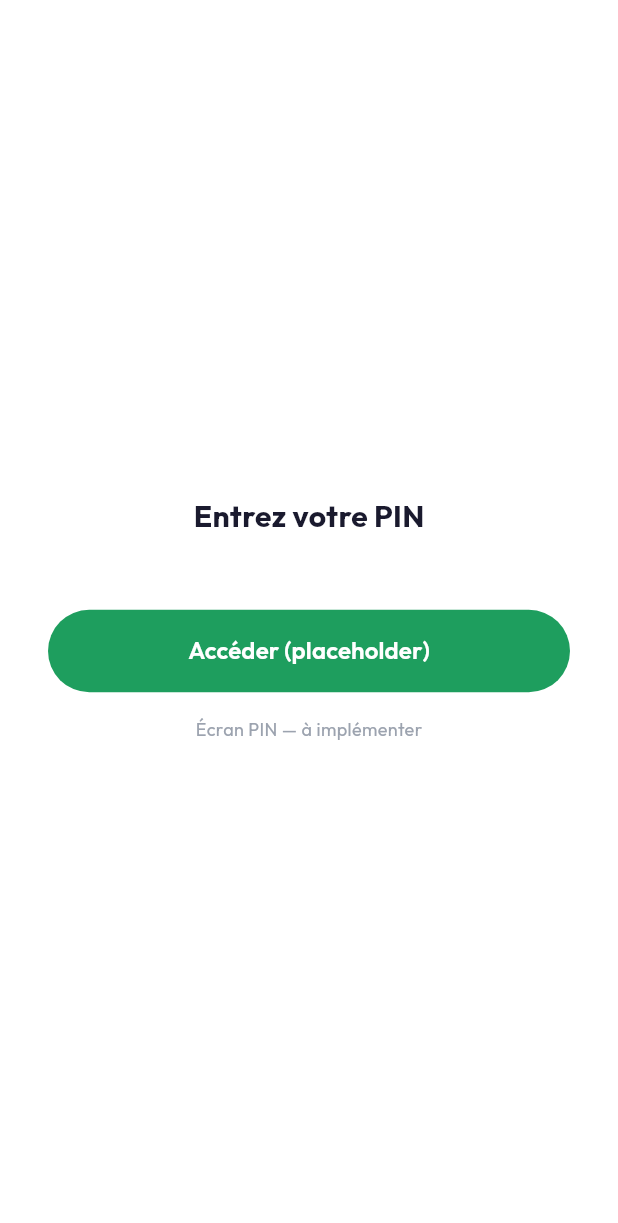
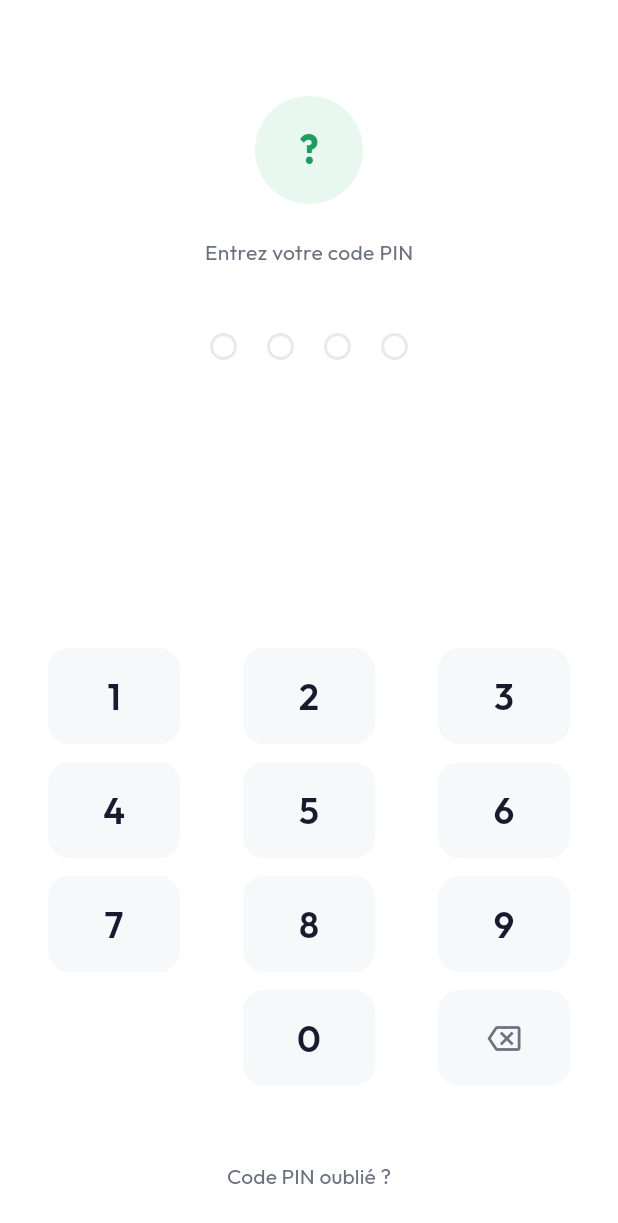
Before and after one commit to Samiiii5/e-signal-v2, a Flutter app: the PinScreen screen opened by its route, on a phone screen of 412 x 824 dp. Shown: the top 1223 px of the screen. Run offline on Flutter 3.47's test engine with Material 3 defaults, Android fonts, the phone set to English and light mode, and no system bars; our stand-ins replace go_router, google_fonts, shared_preferences; accounts and stored records are empty.

Commit message:
Add PIN lockscreen, setup flow, PinStorage with djb2 hash, PinDots and PinKeypad widgets

```diff
--- a/lib/features/auth/pin/pin_screen.dart
+++ b/lib/features/auth/pin/pin_screen.dart
@@ -1,29 +1,160 @@
 import 'package:flutter/material.dart';
 import 'package:go_router/go_router.dart';
+import '../../../core/constants/app_colors.dart';
 import '../../../core/theme/app_text_styles.dart';
-import '../../../core/constants/app_colors.dart';
+import 'pin_storage.dart';
+import 'widgets/pin_dots.dart';
+import 'widgets/pin_keypad.dart';
 
-class PinScreen extends StatelessWidget {
+class PinScreen extends StatefulWidget {
   const PinScreen({super.key});
+
+  @override
+  State<PinScreen> createState() => _PinScreenState();
+}
+
+class _PinScreenState extends State<PinScreen> with SingleTickerProviderStateMixin {
+  String _input = '';
+  String _initials = '?';
+  String _displayName = '';
+  bool _error = false;
+  late AnimationController _shakeController;
+  late Animation<double> _shakeAnimation;
+
+  @override
+  void initState() {
+    super.initState();
+    _loadUser();
+    _shakeController = AnimationController(
+      vsync: this,
+      duration: const Duration(milliseconds: 400),
+    );
+    _shakeAnimation = Tween<double>(begin: 0, end: 1).animate(
+      CurvedAnimation(parent: _shakeController, curve: Curves.elasticIn),
+    );
+  }
+
+  Future<void> _loadUser() async {
+    final name = await PinStorage.getDisplayName();
+    final initials = await PinStorage.getInitials();
+    if (mounted) {
+      setState(() {
+        _displayName = name ?? '';
+        _initials = initials;
+      });
+    }
+  }
+
+  Future<void> _onKey(String digit) async {
+    if (_input.length >= 4) return;
+    setState(() {
+      _input += digit;
+      _error = false;
+    });
+    if (_input.length == 4) await _verify();
+  }
+
+  void _onDelete() {
+    if (_input.isEmpty) return;
+    setState(() => _input = _input.substring(0, _input.length - 1));
+  }
+
+  Future<void> _verify() async {
+    final ok = await PinStorage.checkPin(_input);
+    if (!mounted) return;
+    if (ok) {
+      context.go('/inbox');
+    } else {
+      _shakeController.forward(from: 0);
+      setState(() {
+        _error = true;
+        _input = '';
+      });
+    }
+  }
+
+  Future<void> _onForgotPin() async {
+    await PinStorage.clearPin();
+    if (!mounted) return;
+    context.go('/pin/setup');
+  }
+
+  @override
+  void dispose() {
+    _shakeController.dispose();
+    super.dispose();
+  }
 
   @override
   Widget build(BuildContext context) {
     return Scaffold(
+      backgroundColor: AppColors.white,
       body: SafeArea(
         child: Padding(
-          padding: const EdgeInsets.all(32),
+          padding: const EdgeInsets.symmetric(horizontal: 32),
           child: Column(
-            mainAxisAlignment: MainAxisAlignment.center,
             children: [
-              Text('Entrez votre PIN', style: AppTextStyles.h2),
-              const SizedBox(height: 48),
-              // Placeholder — sera remplacé par le vrai clavier PIN
-              ElevatedButton(
-                onPressed: () => context.go('/inbox'),
-                child: Text('Accéder (placeholder)', style: AppTextStyles.buttonPrimary),
+              const SizedBox(height: 64),
+
+              // Avatar initiales
+              _Avatar(initials: _initials),
+              const SizedBox(height: 16),
+
+              // Prénom
+              if (_displayName.isNotEmpty)
+                Text(_displayName, style: AppTextStyles.h2),
+              const SizedBox(height: 6),
+              Text(
+                'Entrez votre code PIN',
+                style: AppTextStyles.bodySecondary,
               ),
+
+              const SizedBox(height: 44),
+
+              // 4 dots avec shake si erreur
+              AnimatedBuilder(
+                animation: _shakeAnimation,
+                builder: (_, child) {
+                  final offset = _error
+                      ? 10 * (0.5 - (_shakeAnimation.value % 0.5)).abs()
+                      : 0.0;
+                  return Transform.translate(
+                    offset: Offset(offset * (_shakeAnimation.value > 0.5 ? 1 : -1), 0),
+                    child: child,
+                  );
+                },
+                child: PinDots(filled: _input.length, hasError: _error),
+              ),
+
+              if (_error) ...[
+                const SizedBox(height: 10),
+                Text(
+                  'Code incorrect, réessayez.',
+                  style: AppTextStyles.small.copyWith(color: Colors.redAccent),
+                ),
+              ],
+
+              const Spacer(),
+
+              // Pavé numérique
+              PinKeypad(onKey: _onKey, onDelete: _onDelete),
+
+              const SizedBox(height: 24),
+
+              // Code PIN oublié
+              TextButton(
+                onPressed: _onForgotPin,
+                style: TextButton.styleFrom(
+                  foregroundColor: AppColors.textSecondary,
+                  backgroundColor: Colors.transparent,
+                ),
+                child: Text(
+                  'Code PIN oublié ?',
+                  style: AppTextStyles.body.copyWith(color: AppColors.textSecondary),
+                ),
+              ),
+
               const SizedBox(height: 16),
-              Text('Écran PIN — à implémenter', style: AppTextStyles.small.copyWith(color: AppColors.textHint)),
             ],
           ),
         ),
@@ -31,3 +162,33 @@ class PinScreen extends StatelessWidget {
     );
   }
 }
+
+// ─── Avatar ───────────────────────────────────────────────────────────────────
+
+class _Avatar extends StatelessWidget {
+  final String initials;
+  const _Avatar({required this.initials});
+
+  @override
+  Widget build(BuildContext context) {
+    return Container(
+      width: 72,
+      height: 72,
+      decoration: const BoxDecoration(
+        color: AppColors.greenLight,
+        shape: BoxShape.circle,
+      ),
+      child: Center(
+        child: Text(
+          initials,
+          style: const TextStyle(
+            fontSize: 26,
+            fontWeight: FontWeight.w700,
+            color: AppColors.green,
+            letterSpacing: 0.5,
+          ),
+        ),
+      ),
+    );
+  }
+}
--- /dev/null
+++ b/lib/features/auth/pin/pin_storage.dart
@@ -0,0 +1,71 @@
+import 'package:shared_preferences/shared_preferences.dart';
+
+/// Clés SharedPreferences utilisées par le module PIN
+const _kPinHash = 'pin_hash';
+const _kUserName = 'user_display_name';
+const _kUserInitials = 'user_initials';
+
+abstract class PinStorage {
+  /// Sauvegarde le nom affiché et les initiales de l'utilisateur connecté.
+  static Future<void> saveUser(String displayName) async {
+    final prefs = await SharedPreferences.getInstance();
+    await prefs.setString(_kUserName, displayName);
+    await prefs.setString(_kUserInitials, _initials(displayName));
+  }
+
+  /// Retourne le nom affiché, ou null si non connecté.
+  static Future<String?> getDisplayName() async {
+    final prefs = await SharedPreferences.getInstance();
+    return prefs.getString(_kUserName);
+  }
+
+  /// Retourne les initiales, ou '?' si non disponibles.
+  static Future<String> getInitials() async {
+    final prefs = await SharedPreferences.getInstance();
+    return prefs.getString(_kUserInitials) ?? '?';
+  }
+
+  /// Retourne true si un PIN a déjà été défini.
+  static Future<bool> hasPinSet() async {
+    final prefs = await SharedPreferences.getInstance();
+    return prefs.containsKey(_kPinHash);
+  }
+
+  /// Stocke le hash du PIN.
+  static Future<void> savePin(String pin) async {
+    final prefs = await SharedPreferences.getInstance();
+    await prefs.setString(_kPinHash, _hash(pin));
+  }
+
+  /// Vérifie que le PIN saisi correspond au hash stocké.
+  static Future<bool> checkPin(String pin) async {
+    final prefs = await SharedPreferences.getInstance();
+    final stored = prefs.getString(_kPinHash);
+    return stored != null && stored == _hash(pin);
+  }
+
+  /// Efface le PIN (réinitialisation).
+  static Future<void> clearPin() async {
+    final prefs = await SharedPreferences.getInstance();
+    await prefs.remove(_kPinHash);
+  }
+}
+
+// Hash djb2 salé — suffisant pour un prototype local.
+// À remplacer par bcrypt/argon2 en production.
+String _hash(String pin) {
+  const salt = 'esignal_ci_2025';
+  final input = '$salt:$pin';
+  var hash = 5381;
+  for (final c in input.codeUnits) {
+    hash = ((hash << 5) + hash + c) & 0x7FFFFFFF;
+  }
+  return hash.toRadixString(16).padLeft(8, '0');
+}
+
+String _initials(String name) {
+  final parts = name.trim().split(RegExp(r'\s+'));
+  if (parts.isEmpty) return '?';
+  if (parts.length == 1) return parts[0][0].toUpperCase();
+  return '${parts[0][0]}${parts[parts.length - 1][0]}'.toUpperCase();
+}
--- /dev/null
+++ b/lib/features/auth/pin/widgets/pin_dots.dart
@@ -0,0 +1,36 @@
+import 'package:flutter/material.dart';
+import '../../../../core/constants/app_colors.dart';
+
+class PinDots extends StatelessWidget {
+  final int filled;
+  final bool hasError;
+  const PinDots({super.key, required this.filled, this.hasError = false});
+
+  @override
+  Widget build(BuildContext context) {
+    return Row(
+      mainAxisAlignment: MainAxisAlignment.center,
+      children: List.generate(4, (i) {
+        final isFilled = i < filled;
+        return AnimatedContainer(
+          duration: const Duration(milliseconds: 180),
+          margin: const EdgeInsets.symmetric(horizontal: 10),
+          width: 18,
+          height: 18,
+          decoration: BoxDecoration(
+            shape: BoxShape.circle,
+            color: isFilled
+                ? (hasError ? Colors.redAccent : AppColors.green)
+                : Colors.transparent,
+            border: Border.all(
+              color: isFilled
+                  ? (hasError ? Colors.redAccent : AppColors.green)
+                  : AppColors.borderLight,
+              width: 2,
+            ),
+          ),
+        );
+      }),
+    );
+  }
+}
--- /dev/null
+++ b/lib/features/auth/pin/widgets/pin_keypad.dart
@@ -0,0 +1,88 @@
+import 'package:flutter/material.dart';
+import '../../../../core/constants/app_colors.dart';
+
+class PinKeypad extends StatelessWidget {
+  final ValueChanged<String> onKey;
+  final VoidCallback onDelete;
+
+  const PinKeypad({super.key, required this.onKey, required this.onDelete});
+
+  static const _rows = [
+    ['1', '2', '3'],
+    ['4', '5', '6'],
+    ['7', '8', '9'],
+    ['', '0', '⌫'],
+  ];
+
+  @override
+  Widget build(BuildContext context) {
+    return Column(
+      children: _rows.map((row) {
+        return Padding(
+          padding: const EdgeInsets.only(bottom: 12),
+          child: Row(
+            mainAxisAlignment: MainAxisAlignment.spaceBetween,
+            children: row.map((key) => _KeyCell(
+              label: key,
+              onTap: key.isEmpty
+                  ? null
+                  : key == '⌫'
+                      ? (_) => onDelete()
+                      : (k) => onKey(k),
+            )).toList(),
+          ),
+        );
+      }).toList(),
+    );
+  }
+}
+
+class _KeyCell extends StatelessWidget {
+  final String label;
+  final void Function(String)? onTap;
+
+  const _KeyCell({required this.label, required this.onTap});
+
+  @override
+  Widget build(BuildContext context) {
+    if (label.isEmpty) {
+      return const SizedBox(width: 88, height: 64);
+    }
+
+    final isDelete = label == '⌫';
+
+    return Material(
+      color: Colors.transparent,
+      child: InkWell(
+        onTap: onTap != null ? () => onTap!(label) : null,
+        borderRadius: BorderRadius.circular(14),
+        splashColor: AppColors.green.withValues(alpha: 0.12),
+        highlightColor: AppColors.greenLight,
+        child: Ink(
+          width: 88,
+          height: 64,
+          decoration: BoxDecoration(
+            color: AppColors.backgroundPage,
+            borderRadius: BorderRadius.circular(14),
+          ),
+          child: Center(
+            child: isDelete
+                ? const Icon(
+                    Icons.backspace_outlined,
+                    size: 22,
+                    color: AppColors.textSecondary,
+                  )
+                : Text(
+                    label,
+                    style: const TextStyle(
+                      fontSize: 24,
+                      fontWeight: FontWeight.w600,
+                      color: AppColors.textPrimary,
+                    ),
+                  ),
+          ),
+        ),
+      ),
+    );
+  }
+}
```
Also changed, not shown: lib/core/navigation/app_router.dart (+12 -7 lines), lib/features/auth/login/login_page2_screen.dart (+6 -2 lines), lib/features/auth/pin/pin_setup_screen.dart (added, +157 -0 lines).
